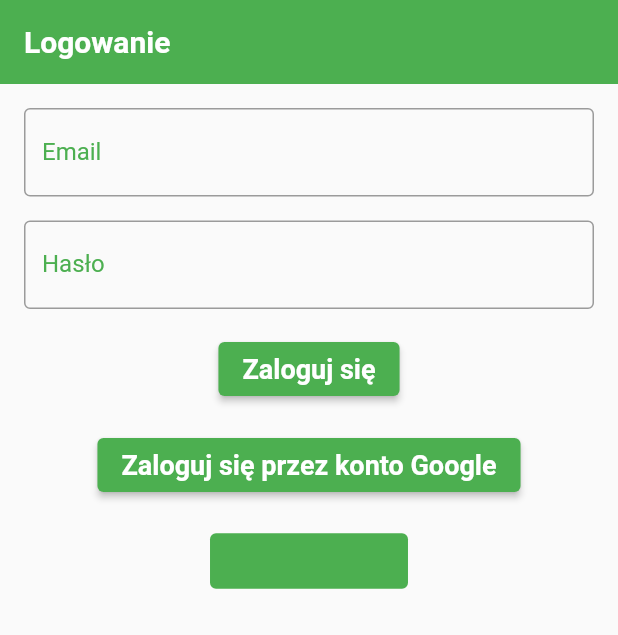
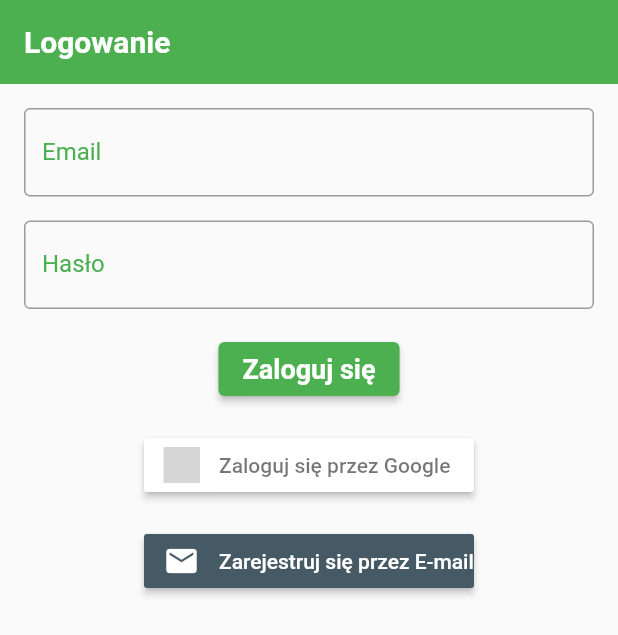
Before and after one commit to YehorUd/Zami, a Flutter app: the screen it shows after launch, on a phone screen of 412 x 824 dp. Shown: the top 635 px of the screen. Run offline on Flutter 3.47's test engine with Material 2 defaults, Android fonts, the phone set to English and light mode, and no system bars; our stand-ins replace cloud_firestore, firebase_auth, firebase_core, flutter_signin_button, google_sign_in; accounts and stored records are empty; grey boxes are pictures that could not be loaded.

Commit message:
1.08version fix bugs.

```diff
--- a/lib/pages/categories_page.dart
+++ b/lib/pages/categories_page.dart
@@ -12,6 +12,7 @@ class CategoriesPage extends StatelessWidget {
     return Scaffold(
       appBar: AppBar(
         title: Text('Kategorie'),
+        automaticallyImplyLeading: false, // Usuń przycisk powrotu
       ),
       body: Center(
         child: Padding(
@@ -70,8 +71,8 @@ class CategoriesPage extends StatelessWidget {
       String label,
       ) {
     return SizedBox(
-      width: 140,  // Zwiększamy szerokość przycisku
-      height: 140, // Zwiększamy wysokość przycisku
+      width: 140,
+      height: 140,
       child: ElevatedButton(
         onPressed: () {
           navigateToProductsPage(context, category);
--- a/lib/pages/login_page.dart
+++ b/lib/pages/login_page.dart
@@ -1,10 +1,13 @@
 import 'package:flutter/material.dart';
 import 'package:firebase_auth/firebase_auth.dart';
 import 'package:google_sign_in/google_sign_in.dart';
+import 'package:flutter_signin_button/flutter_signin_button.dart';
 import 'main_page.dart';
 import 'registration_page.dart';
 
 class LoginPage extends StatefulWidget {
+  const LoginPage({Key? key}) : super(key: key);
+
   @override
   _LoginPageState createState() => _LoginPageState();
 }
@@ -15,9 +18,8 @@ class _LoginPageState extends State<LoginPage> {
   final FirebaseAuth _auth = FirebaseAuth.instance;
   final GoogleSignIn _googleSignIn = GoogleSignIn();
 
-  Future<void> _signInWithEmailAndPassword() async {
+  Future<void> _signInWithEmailAndPassword(BuildContext context) async {
     try {
-      final UserCredential userCredential =
       await _auth.signInWithEmailAndPassword(
         email: _emailController.text.trim(),
         password: _passwordController.text.trim(),
@@ -27,17 +29,17 @@ class _LoginPageState extends State<LoginPage> {
         MaterialPageRoute(builder: (context) => MainPage()),
       );
     } catch (e) {
-      print('Błąd logowania: $e');
       showDialog(
         context: context,
         builder: (BuildContext context) {
           return AlertDialog(
-            title: Text('Błąd logowania'),
-            content: Text(
-                'Wystąpił błąd podczas logowania. Sprawdź swoje dane logowania i spróbuj ponownie.'),
+            title: const Text('Błąd logowania'),
+            content: const Text(
+              'Wystąpił błąd podczas logowania. Sprawdź swoje dane logowania i spróbuj ponownie.',
+            ),
             actions: <Widget>[
               TextButton(
-                child: Text('OK'),
+                child: const Text('OK'),
                 onPressed: () {
                   Navigator.of(context).pop();
                 },
@@ -49,7 +51,7 @@ class _LoginPageState extends State<LoginPage> {
     }
   }
 
-  Future<void> _signInWithGoogle() async {
+  Future<void> _signInWithGoogle(BuildContext context) async {
     try {
       final GoogleSignInAccount? googleUser = await _googleSignIn.signIn();
       if (googleUser != null) {
@@ -59,7 +61,6 @@ class _LoginPageState extends State<LoginPage> {
           accessToken: googleAuth.accessToken,
           idToken: googleAuth.idToken,
         );
-        final UserCredential userCredential =
         await _auth.signInWithCredential(credential);
         Navigator.push(
           context,
@@ -67,17 +68,17 @@ class _LoginPageState extends State<LoginPage> {
         );
       }
     } catch (e) {
-      print('Błąd logowania przez konto Google: $e');
       showDialog(
         context: context,
         builder: (BuildContext context) {
           return AlertDialog(
-            title: Text('Błąd logowania'),
-            content: Text(
-                'Wystąpił błąd podczas logowania przez konto Google. Spróbuj ponownie.'),
+            title: const Text('Błąd logowania'),
+            content: const Text(
+              'Wystąpił błąd podczas logowania przez konto Google. Spróbuj ponownie.',
+            ),
             actions: <Widget>[
               TextButton(
-                child: Text('OK'),
+                child: const Text('OK'),
                 onPressed: () {
                   Navigator.of(context).pop();
                 },
@@ -89,7 +90,7 @@ class _LoginPageState extends State<LoginPage> {
     }
   }
 
-  void _navigateToRegistrationPage() {
+  void _navigateToRegistrationPage(BuildContext context) {
     Navigator.push(
       context,
       MaterialPageRoute(builder: (context) => RegistrationPage()),
@@ -100,47 +101,50 @@ class _LoginPageState extends State<LoginPage> {
   Widget build(BuildContext context) {
     return Scaffold(
       appBar: AppBar(
-          title: Text('Logowanie'),
+        title: const Text('Logowanie'),
       ),
-        body: SingleChildScrollView(
-        child: Padding(
-        padding: EdgeInsets.all(16.0),
+      body: Padding(
+        padding: const EdgeInsets.all(16.0),
+        child: SingleChildScrollView(
           child: Column(
             mainAxisAlignment: MainAxisAlignment.center,
             children: [
               TextField(
                 controller: _emailController,
-    decoration: InputDecoration(
+                decoration: const InputDecoration(
                   labelText: 'Email',
                 ),
               ),
-    SizedBox(height: 16.0),
+              const SizedBox(height: 16.0),
               TextField(
                 controller: _passwordController,
-    decoration: InputDecoration(
+                decoration: const InputDecoration(
                   labelText: 'Hasło',
                 ),
                 obscureText: true,
               ),
-    SizedBox(height: 16.0),
+              const SizedBox(height: 16.0),
               ElevatedButton(
-    onPressed: _signInWithEmailAndPassword,
-      child: Text('Zaloguj się'),
+                onPressed: () => _signInWithEmailAndPassword(context),
+                child: const Text('Zaloguj się'),
               ),
-      SizedBox(height: 16.0),
-      ElevatedButton(
-        onPressed: _signInWithGoogle,
-        child: Text('Zaloguj się przez konto Google'),
+              const SizedBox(height: 16.0),
+              SignInButton(
+                Buttons.Google,
+                text: "Zaloguj się przez Google",
+                onPressed: () => _signInWithGoogle(context),
               ),
-      SizedBox(height: 16.0),
-      TextButton(
-        onPressed: _navigateToRegistrationPage,
-        child: Text('Zarejestruj się'),
+              const SizedBox(height: 16.0),
+              SignInButtonBuilder(
+                text: 'Zarejestruj się przez E-mail',
+                icon: Icons.email,
+                onPressed: () => _navigateToRegistrationPage(context),
+                backgroundColor: Colors.blueGrey[700]!,
               ),
             ],
           ),
         ),
-        )
+      ),
     );
   }
 }
--- a/lib/pages/products_page.dart
+++ b/lib/pages/products_page.dart
@@ -144,7 +144,7 @@ class _ProductsPageState extends State<ProductsPage> {
   Widget build(BuildContext context) {
     return Scaffold(
       appBar: AppBar(
-        title: Text('Products Page'),
+        title: Text('Lista Produktów'),
         actions: [
           IconButton(
             onPressed: _openCartPage,
```
Also changed, not shown: lib/pages/cart_page.dart (+44 -3 lines), lib/pages/main_page.dart (+7 -12 lines), lib/pages/registration_page.dart (+19 -2 lines). Lines whose indentation alone changed are shown as unchanged.
